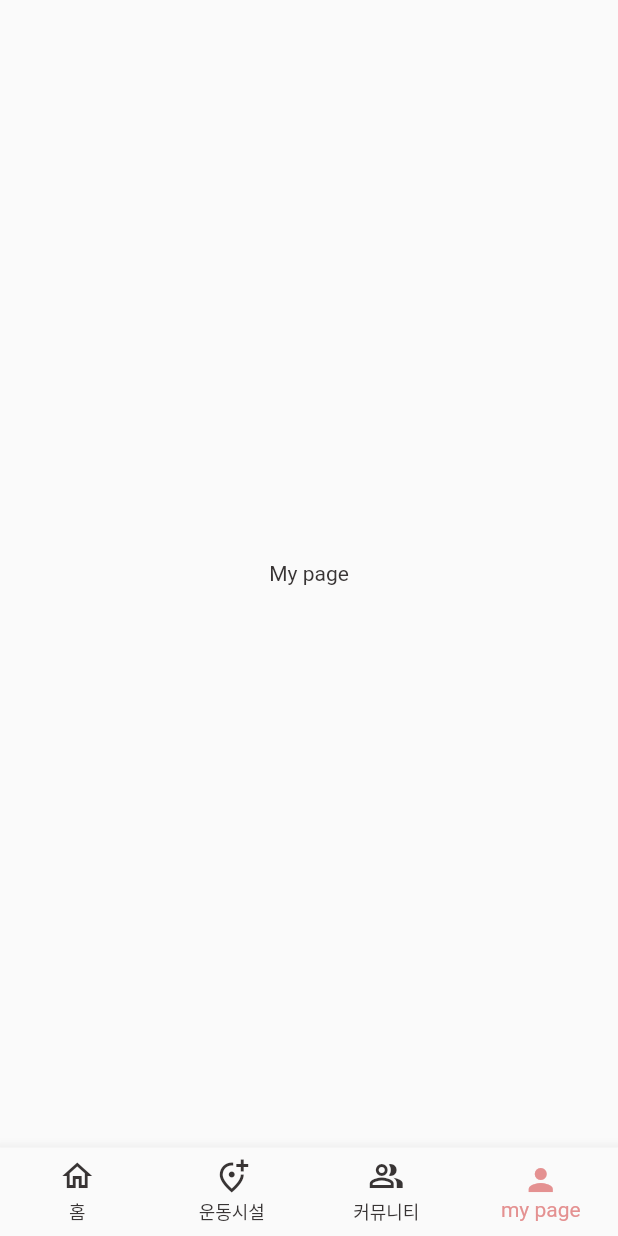
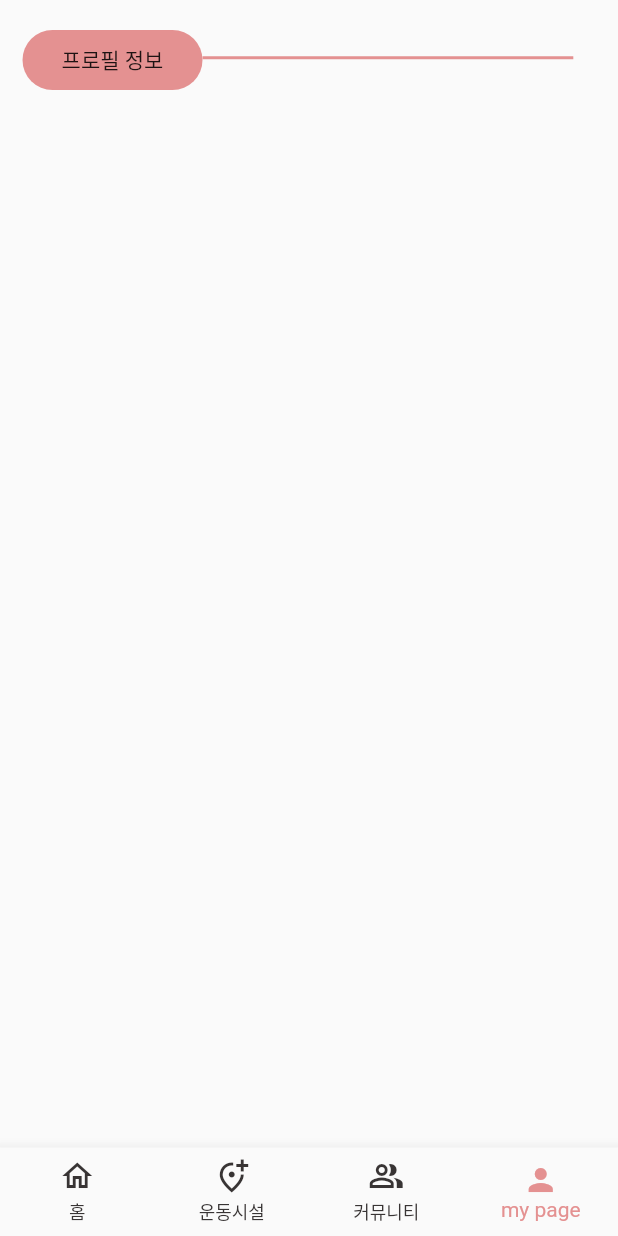
Before and after one commit to ParkSangbeomm/LetsExercise, a Flutter app: the screen it shows after launch, item 4 of the bottom bar chosen, on a phone screen of 412 x 824 dp. Run offline on Flutter 3.47's test engine with Material 2 defaults, Android fonts, the phone set to English and light mode, and no system bars; our stand-ins replace flutter_screenutil.

Commit message:
Create by haerin on 2021/11/04  - chore : mypage.dart

```diff
--- a/organization_chat_app/lib/mypage.dart
+++ b/organization_chat_app/lib/mypage.dart
@@ -1,4 +1,5 @@
 import 'package:flutter/material.dart';
+import 'package:flutter_screenutil/flutter_screenutil.dart';
 
 class MyPage extends StatefulWidget {
   @override
@@ -8,11 +9,49 @@ class MyPage extends StatefulWidget {
 class _MyPageState extends State<MyPage> {
   @override
   Widget build(BuildContext context) {
+    double swidth = MediaQuery.of(context).size.width;
+    double sheight = MediaQuery.of(context).size.height;
 
-    return const Scaffold(
-      body: Center(
-        child: Text('My page',style: TextStyle(color: Color(0xff383434))),
-      ), // This trailing comma makes auto-formatting nicer for build methods.
+    return Scaffold(
+
+        body: SafeArea(
+          child: Column(
+            crossAxisAlignment: CrossAxisAlignment.stretch,
+            children: [
+              Row(
+                // crossAxisAlignment: CrossAxisAlignment.center,
+                mainAxisSize: MainAxisSize.max,
+                children: [
+
+                  // 동그라미
+                  Container(
+                    margin: EdgeInsets.fromLTRB(15, 20, 0, 0),
+                    height: 40,
+                    width: 120,
+                    decoration: BoxDecoration(
+                      borderRadius: BorderRadius.circular(50),
+                      color: const Color(0xffe49191),
+                    ),
+                    child: Center(
+                      child: Text('프로필 정보', ),
+
+                    ),
+                  ),
+                  // 선
+                  Container(
+                    margin: EdgeInsets.only(top: 17),
+                    height: 2.0,
+                    width: swidth*0.6,
+                    color: const Color(0xffe49191),
+                  )
+                ],
+              ),
+
+            ],
+          ),
+        ), // This trailing comma makes auto-formatting nicer for build methods.
     );
   }
+
+
 }
```
